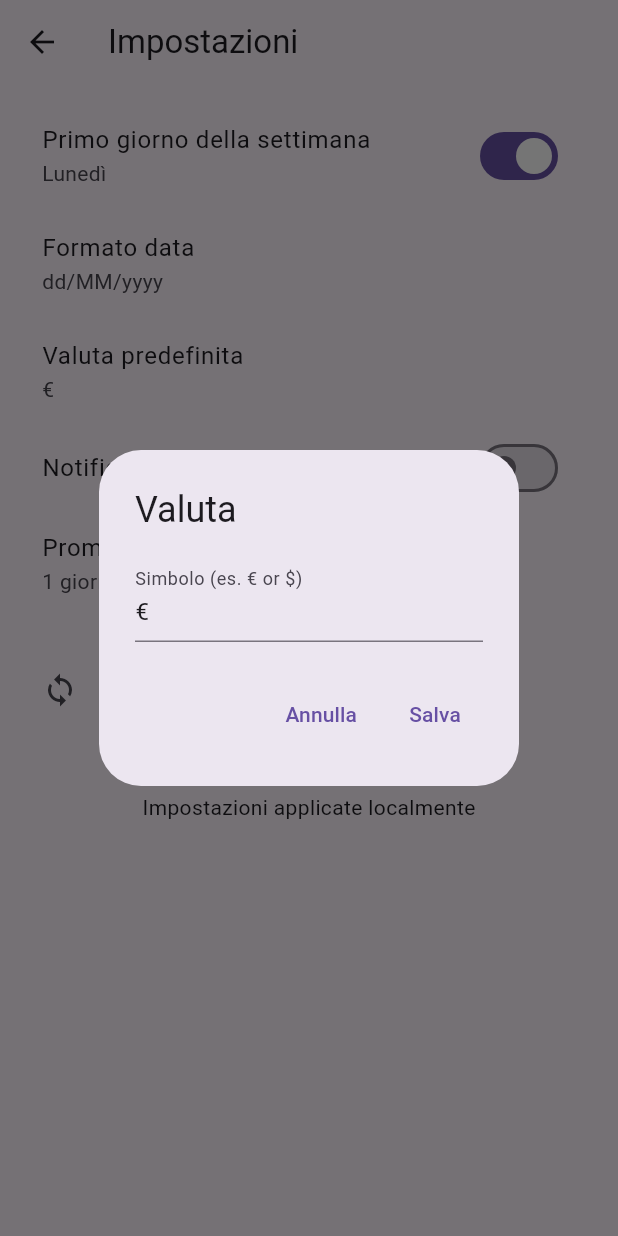
After one commit to Alessiujr/spacenote, a Flutter app: the SettingsPage screen opened directly, after a tap on "Valuta predefinita", on a phone screen of 412 x 824 dp. The commit adds this screen. Run offline on Flutter 3.47's test engine with Material 3 defaults, Android fonts, the phone set to English and light mode, and no system bars; our stand-ins replace image_picker, shared_preferences; accounts and stored records are empty.

Commit message:
Add settings

```diff
--- /dev/null
+++ b/lib/screens/settings_page.dart
@@ -0,0 +1,156 @@
+import 'package:flutter/material.dart';
+import '../services/local_storage_service.dart';
+
+class SettingsPage extends StatefulWidget {
+  const SettingsPage({super.key});
+
+  @override
+  State<SettingsPage> createState() => _SettingsPageState();
+}
+
+class _SettingsPageState extends State<SettingsPage> {
+  Map<String, dynamic> _settings = {};
+
+  @override
+  void initState() {
+    super.initState();
+    _load();
+  }
+
+  Future<void> _load() async {
+    final s = await LocalStorageService.loadSettings();
+    setState(() {
+      _settings = s ?? {
+        'firstDayOfWeek': DateTime.monday, // 1
+        'dateFormat': 'dd/MM/yyyy',
+        'currency': '€',
+        'notifications': false,
+        'defaultReminderDays': 1,
+        'defaultHome': 'home',
+      };
+    });
+  }
+
+  Future<void> _save() async {
+    await LocalStorageService.saveSettings(_settings);
+  }
+
+  @override
+  Widget build(BuildContext context) {
+    final first = _settings['firstDayOfWeek'] ?? DateTime.monday;
+    final dateFormat = _settings['dateFormat'] ?? 'dd/MM/yyyy';
+    final currency = _settings['currency'] ?? '€';
+
+    return Scaffold(
+      appBar: AppBar(title: const Text('Impostazioni')),
+      body: ListView(
+        padding: const EdgeInsets.all(12),
+        children: [
+          ListTile(
+            title: const Text('Primo giorno della settimana'),
+            subtitle: Text(first == DateTime.monday ? 'Lunedì' : 'Domenica'),
+            trailing: Switch(
+              value: first == DateTime.monday,
+              onChanged: (v) {
+                setState(() {
+                  _settings['firstDayOfWeek'] = v ? DateTime.monday : DateTime.sunday;
+                });
+                _save();
+              },
+            ),
+          ),
+
+          ListTile(
+            title: const Text('Formato data'),
+            subtitle: Text(dateFormat),
+            onTap: () async {
+              final chosen = await showDialog<String>(
+                context: context,
+                builder: (c) => SimpleDialog(
+                  title: const Text('Formato data'),
+                  children: [
+                    SimpleDialogOption(onPressed: () => Navigator.pop(c, 'dd/MM/yyyy'), child: const Text('dd/MM/yyyy')),
+                    SimpleDialogOption(onPressed: () => Navigator.pop(c, 'MM/dd/yyyy'), child: const Text('MM/dd/yyyy')),
+                  ],
+                ),
+              );
+              if (chosen != null) {
+                setState(() => _settings['dateFormat'] = chosen);
+                _save();
+              }
+            },
+          ),
+
+          ListTile(
+            title: const Text('Valuta predefinita'),
+            subtitle: Text(currency),
+            onTap: () async {
+              final ctrl = TextEditingController(text: currency);
+              final ok = await showDialog<bool>(
+                context: context,
+                builder: (c) => AlertDialog(
+                  title: const Text('Valuta'),
+                  content: TextField(controller: ctrl, decoration: const InputDecoration(labelText: 'Simbolo (es. € or \$)')),
+                  actions: [
+                    TextButton(onPressed: () => Navigator.pop(c, false), child: const Text('Annulla')),
+                    TextButton(onPressed: () => Navigator.pop(c, true), child: const Text('Salva')),
+                  ],
+                ),
+              );
+              if (ok == true) {
+                setState(() => _settings['currency'] = ctrl.text.trim());
+                _save();
+              }
+            },
+          ),
+
+          SwitchListTile(
+            title: const Text('Notifiche (promemoria)'),
+            value: _settings['notifications'] ?? false,
+            onChanged: (v) {
+              setState(() => _settings['notifications'] = v);
+              _save();
+            },
+          ),
+
+          ListTile(
+            title: const Text('Promemoria predefinito (giorni prima)'),
+            subtitle: Text('${_settings['defaultReminderDays'] ?? 1} giorni'),
+            onTap: () async {
+              final ctrl = TextEditingController(text: (_settings['defaultReminderDays'] ?? 1).toString());
+              final ok = await showDialog<bool>(
+                context: context,
+                builder: (c) => AlertDialog(
+                  title: const Text('Giorni prima'),
+                  content: TextField(controller: ctrl, keyboardType: TextInputType.number, decoration: const InputDecoration(labelText: 'Giorni')),
+                  actions: [
+                    TextButton(onPressed: () => Navigator.pop(c, false), child: const Text('Annulla')),
+                    TextButton(onPressed: () => Navigator.pop(c, true), child: const Text('Salva')),
+                  ],
+                ),
+              );
+              if (ok == true) {
+                final v = int.tryParse(ctrl.text) ?? 1;
+                setState(() => _settings['defaultReminderDays'] = v);
+                _save();
+              }
+            },
+          ),
+
+          const SizedBox(height: 20),
+          ListTile(
+            leading: const Icon(Icons.sync),
+            title: const Text('Backup (export)'),
+            onTap: () async {
+              // quick export: copy sections + settings to clipboard? For now just show a message
+              ScaffoldMessenger.of(context).showSnackBar(const SnackBar(content: Text('Export non implementato (prossimamente)')));
+            },
+          ),
+
+          const SizedBox(height: 40),
+          Center(child: Text('Impostazioni applicate localmente')),
+        ],
+      ),
+    );
+  }
+}
--- a/lib/services/local_storage_service.dart
+++ b/lib/services/local_storage_service.dart
@@ -3,6 +3,7 @@ import 'package:shared_preferences/shared_preferences.dart';
 
 class LocalStorageService {
   static const String sectionsKey = "spacenote_sections";
+  static const String settingsKey = "spacenote_settings";
 
   // Accept dynamic maps so we can store nested event objects (maps)
   static Future<void> saveSections(List<Map<String, dynamic>> sections) async {
@@ -22,4 +23,21 @@ class LocalStorageService {
 
     return decoded.map((e) => Map<String, dynamic>.from(e)).toList();
   }
+
+  static Future<void> saveSettings(Map<String, dynamic> settings) async {
+    final prefs = await SharedPreferences.getInstance();
+    prefs.setString(settingsKey, jsonEncode(settings));
+  }
+
+  static Future<Map<String, dynamic>?> loadSettings() async {
+    final prefs = await SharedPreferences.getInstance();
+    final raw = prefs.getString(settingsKey);
+    if (raw == null) return null;
+    try {
+      final decoded = jsonDecode(raw);
+      return decoded is Map ? Map<String, dynamic>.from(decoded) : null;
+    } catch (_) {
+      return null;
+    }
+  }
 }
```
Also changed, not shown: lib/models/app_settings.dart (added, +40 -0 lines), lib/screens/home_page.dart (+57 -8 lines), lib/screens/space_detail_page.dart (+37 -15 lines).
